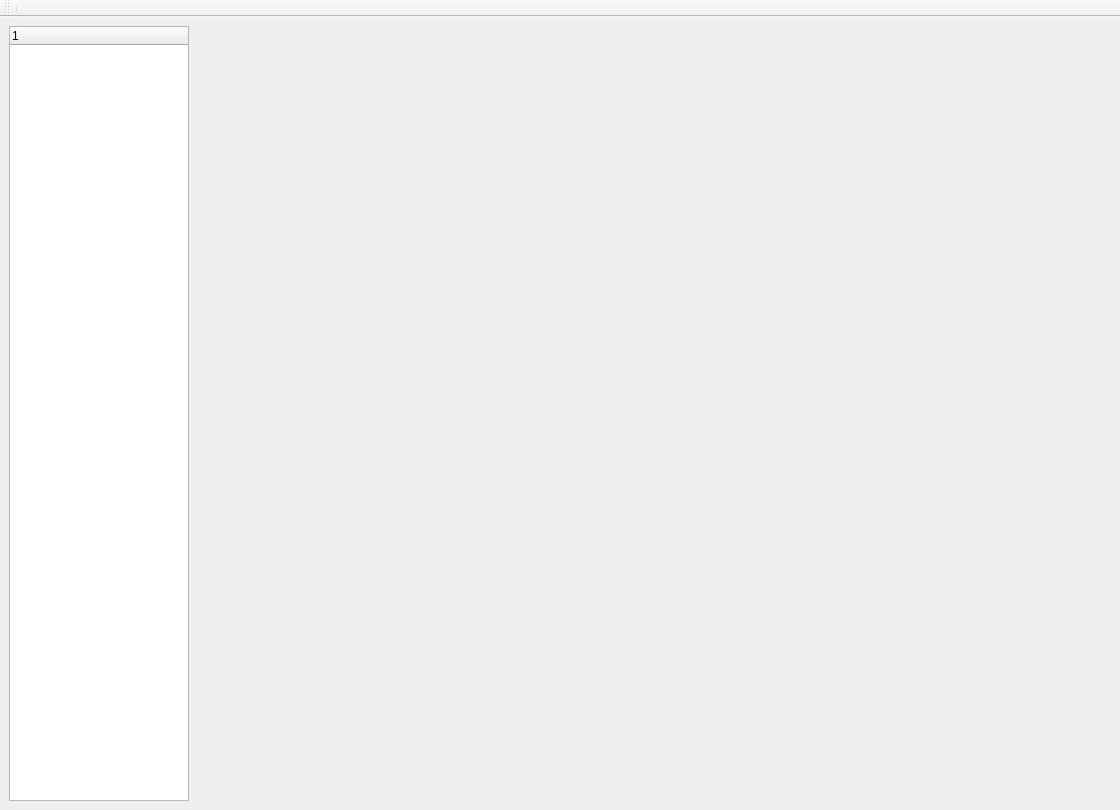
Before: the Qt Designer form EvoJoint/EvoJoint Studio/EvoJoint/MainWindow.ui in fengbaochun/softwareToolBox, drawn with Qt 5.
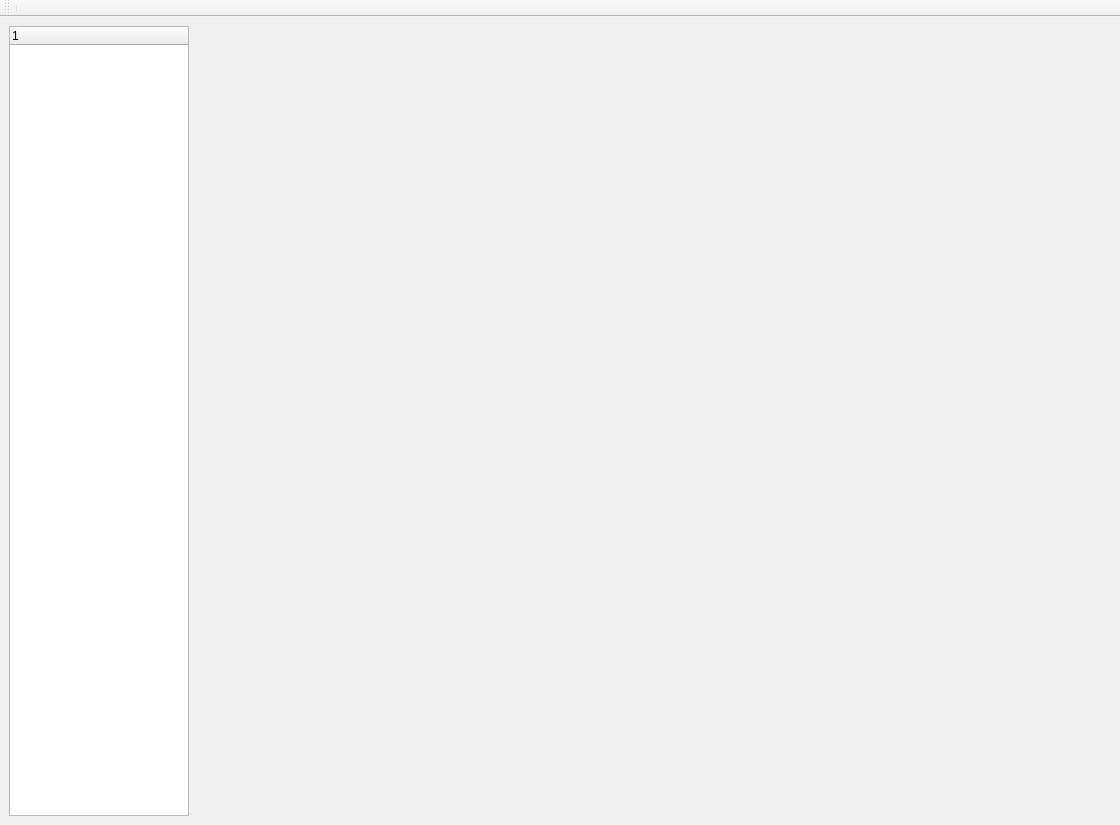
After: the same form once the commit is applied. Icons and pictures are not drawn.

Commit message: 增加 状态栏 待完善

Patch:
```diff
--- a/EvoJoint/EvoJoint Studio/EvoJoint/MainWindow.ui
+++ b/EvoJoint/EvoJoint Studio/EvoJoint/MainWindow.ui
@@ -7,13 +7,13 @@
     <x>0</x>
     <y>0</y>
     <width>1120</width>
-    <height>810</height>
+    <height>825</height>
    </rect>
   </property>
   <property name="minimumSize">
    <size>
     <width>1120</width>
-    <height>810</height>
+    <height>825</height>
    </size>
   </property>
   <property name="windowTitle">
```
The commit also changes 1 other file.
